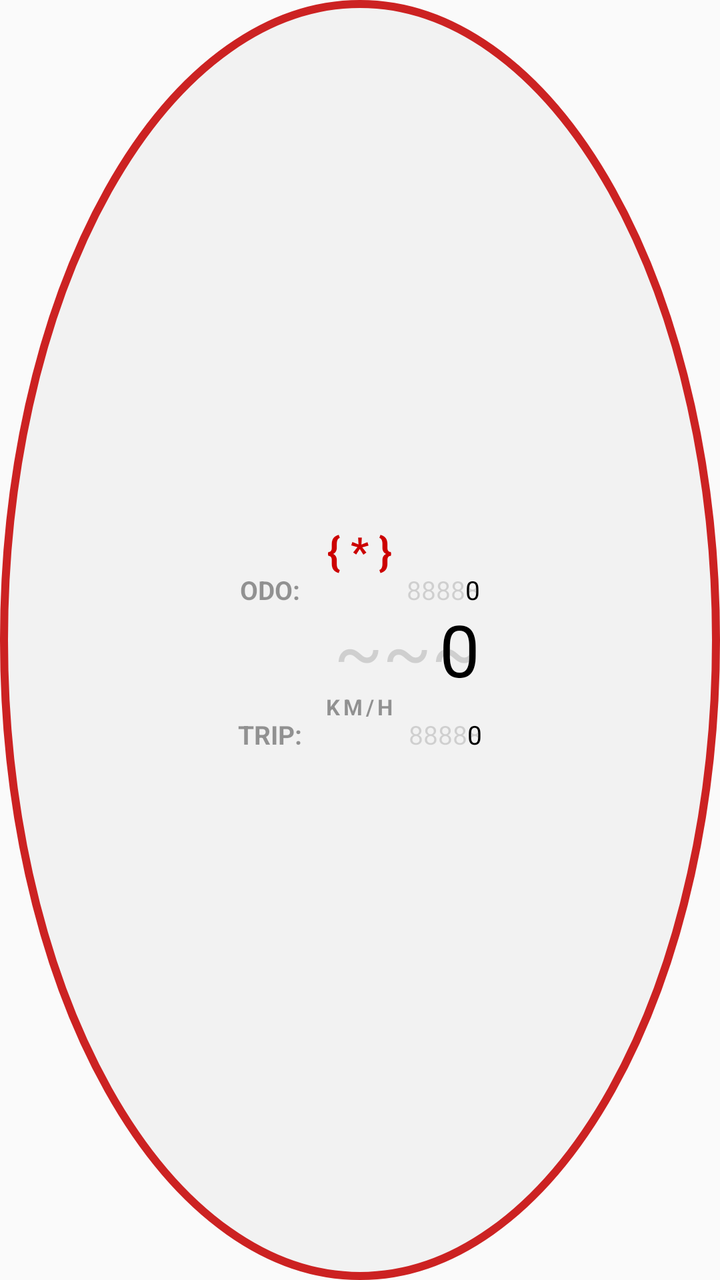
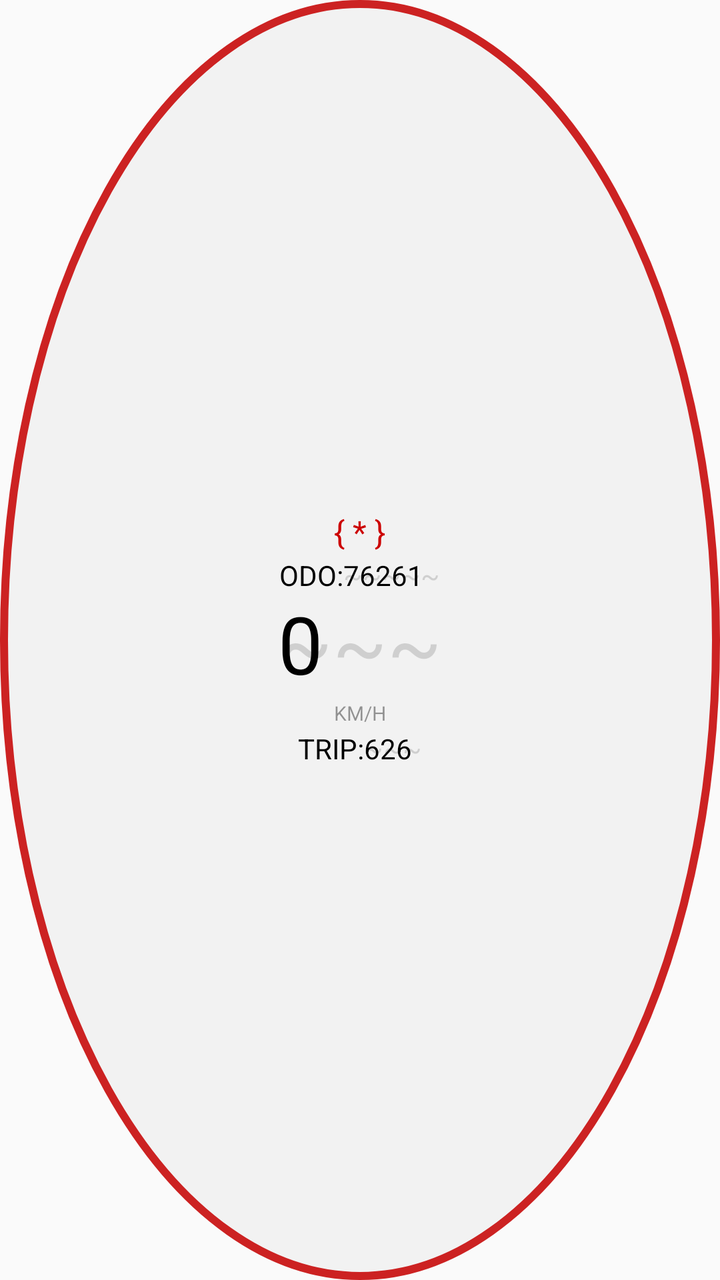

The first picture is an Android layout as it rendered before a commit; the second is the same layout after the commit. The layout source and the unified diff follow.
<!-- AndroidManifest.xml: application theme AppTheme -->
<!-- res/layout/overlay_flowpilot.xml -->
<?xml version="1.0" encoding="utf-8"?>
<FrameLayout xmlns:android="http://schemas.android.com/apk/res/android"
    android:id="@+id/ov_raiz"
    android:layout_width="180dp"
    android:layout_height="180dp"
    android:background="@drawable/ov_hud">

    <LinearLayout
        android:layout_width="wrap_content"
        android:layout_height="wrap_content"
        android:layout_gravity="center"
        android:orientation="vertical"
        android:gravity="center_horizontal">

        
        <TextView
            android:id="@+id/ov_oil_alert"
            android:layout_width="wrap_content"
            android:layout_height="wrap_content"
            android:text="{ * }"
            android:textSize="20sp"
            android:textColor="#CC0000"
            android:textStyle="bold"
            android:includeFontPadding="false" />

        
        <LinearLayout
            android:layout_width="wrap_content"
            android:layout_height="wrap_content"
            android:orientation="horizontal"
            android:gravity="center_vertical">

            <TextView
                android:id="@+id/ov_odo_label"
                android:layout_width="wrap_content"
                android:layout_height="wrap_content"
                android:text="ODO:"
                android:textSize="13sp"
                android:textColor="#66000000"
                android:textStyle="bold"
                android:includeFontPadding="false" />

            <FrameLayout
                android:layout_width="wrap_content"
                android:layout_height="wrap_content">

                <TextView
                    android:id="@+id/ov_odo_mask"
                    android:layout_width="90dp"
                    android:layout_height="wrap_content"
                    android:text="88888"
                    android:textSize="13sp"
                    android:includeFontPadding="false"
                    android:textColor="#25000000"
                    android:gravity="end"
                    android:shadowColor="@android:color/transparent"
                    android:shadowRadius="0" />

                <TextView
                    android:id="@+id/ov_odo"
                    android:layout_width="90dp"
                    android:layout_height="wrap_content"
                    android:text="0"
                    android:textSize="13sp"
                    android:includeFontPadding="false"
                    android:textColor="#000000"
                    android:gravity="end"
                    android:shadowColor="@android:color/transparent"
                    android:shadowRadius="0" />
            </FrameLayout>
        </LinearLayout>

        
        <FrameLayout
            android:layout_width="wrap_content"
            android:layout_height="wrap_content"
            android:layout_marginTop="2dp">

            <TextView
                android:id="@+id/ov_mask"
                android:layout_width="120dp"
                android:layout_height="wrap_content"
                android:text="~~~"
                android:textSize="36sp"
                android:includeFontPadding="false"
                android:textColor="#25000000"
                android:gravity="end"
                android:shadowColor="@android:color/transparent"
                android:shadowRadius="0" />

            <TextView
                android:id="@+id/ov_vel"
                android:layout_width="120dp"
                android:layout_height="wrap_content"
                android:text="0"
                android:textSize="36sp"
                android:includeFontPadding="false"
                android:textColor="#000000"
                android:gravity="end"
                android:shadowColor="@android:color/transparent"
                android:shadowRadius="0" />
        </FrameLayout>

        
        <TextView
            android:id="@+id/ov_unit"
            android:layout_width="wrap_content"
            android:layout_height="wrap_content"
            android:text="KM/H"
            android:textSize="11sp"
            android:textColor="#66000000"
            android:textStyle="bold"
            android:letterSpacing="0.15"
            android:includeFontPadding="false" />

        
        <LinearLayout
            android:layout_width="wrap_content"
            android:layout_height="wrap_content"
            android:orientation="horizontal"
            android:gravity="center_vertical">

            <TextView
                android:id="@+id/ov_trip_label"
                android:layout_width="wrap_content"
                android:layout_height="wrap_content"
                android:text="TRIP:"
                android:textSize="13sp"
                android:textColor="#66000000"
                android:textStyle="bold"
                android:includeFontPadding="false" />

            <FrameLayout
                android:layout_width="wrap_content"
                android:layout_height="wrap_content">

                <TextView
                    android:id="@+id/ov_trip_mask"
                    android:layout_width="90dp"
                    android:layout_height="wrap_content"
                    android:text="88888"
                    android:textSize="13sp"
                    android:includeFontPadding="false"
                    android:textColor="#25000000"
                    android:gravity="end"
                    android:shadowColor="@android:color/transparent"
                    android:shadowRadius="0" />

                <TextView
                    android:id="@+id/ov_trip"
                    android:layout_width="90dp"
                    android:layout_height="wrap_content"
                    android:text="0"
                    android:textSize="13sp"
                    android:includeFontPadding="false"
                    android:textColor="#000000"
                    android:gravity="end"
                    android:shadowColor="@android:color/transparent"
                    android:shadowRadius="0" />
            </FrameLayout>
        </LinearLayout>
    </LinearLayout>
</FrameLayout>
<!-- resources referenced by this layout -->
<resources>
  <!-- drawable ov_hud (drawable) -->
  <?xml version="1.0" encoding="utf-8"?>
  <shape xmlns:android="http://schemas.android.com/apk/res/android"
      android:shape="oval">
      <solid android:color="#F2F2F2" />
      <stroke
          android:width="4dp"
          android:color="#CC2222" />
  </shape>
  <style name="AppTheme" parent="Theme.AppCompat.Light.DarkActionBar">
          
          <item name="colorPrimary">@color/colorPrimary</item>
          <item name="colorPrimaryDark">@color/colorPrimaryDark</item>
          <item name="colorAccent">@color/colorAccent</item>
      </style>
</resources>

<!-- the commit's change to res/layout/overlay_flowpilot.xml (unified diff, before → after) -->
@@ -10,90 +10,80 @@
         android:layout_height="wrap_content"
         android:layout_gravity="center"
         android:orientation="vertical"
-        android:gravity="center_horizontal">
+        android:gravity="center_horizontal"
+        android:paddingTop="6dp"
+        android:paddingBottom="6dp">
 
         
         <TextView
             android:id="@+id/ov_oil_alert"
             android:layout_width="wrap_content"
             android:layout_height="wrap_content"
+            android:layout_marginBottom="4dp"
             android:text="{ * }"
-            android:textSize="20sp"
-            android:textColor="#CC0000"
-            android:textStyle="bold"
-            android:includeFontPadding="false" />
-
-        
-        <LinearLayout
-            android:layout_width="wrap_content"
-            android:layout_height="wrap_content"
-            android:orientation="horizontal"
-            android:gravity="center_vertical">
-
-            <TextView
-                android:id="@+id/ov_odo_label"
-                android:layout_width="wrap_content"
-                android:layout_height="wrap_content"
-                android:text="ODO:"
-                android:textSize="13sp"
-                android:textColor="#66000000"
-                android:textStyle="bold"
-                android:includeFontPadding="false" />
-
-            <FrameLayout
-                android:layout_width="wrap_content"
-                android:layout_height="wrap_content">
-
-                <TextView
-                    android:id="@+id/ov_odo_mask"
-                    android:layout_width="90dp"
-                    android:layout_height="wrap_content"
-                    android:text="88888"
-                    android:textSize="13sp"
-                    android:includeFontPadding="false"
-                    android:textColor="#25000000"
-                    android:gravity="end"
-                    android:shadowColor="@android:color/transparent"
-                    android:shadowRadius="0" />
-
-                <TextView
-                    android:id="@+id/ov_odo"
-                    android:layout_width="90dp"
-                    android:layout_height="wrap_content"
-                    android:text="0"
-                    android:textSize="13sp"
-                    android:includeFontPadding="false"
-                    android:textColor="#000000"
-                    android:gravity="end"
-                    android:shadowColor="@android:color/transparent"
-                    android:shadowRadius="0" />
-            </FrameLayout>
-        </LinearLayout>
+            android:textSize="16sp"
+            android:includeFontPadding="false"
+            android:textColor="#CC0000" />
 
         
         <FrameLayout
             android:layout_width="wrap_content"
             android:layout_height="wrap_content"
-            android:layout_marginTop="2dp">
+            android:layout_marginBottom="4dp">
 
+            
             <TextView
-                android:id="@+id/ov_mask"
-                android:layout_width="120dp"
+                android:id="@+id/ov_odo_mask"
+                android:layout_width="wrap_content"
                 android:layout_height="wrap_content"
-                android:text="~~~"
-                android:textSize="36sp"
+                android:text="ODO:~~~~~"
+                android:textSize="14sp"
                 android:includeFontPadding="false"
                 android:textColor="#25000000"
                 android:gravity="end"
                 android:shadowColor="@android:color/transparent"
                 android:shadowRadius="0" />
 
+            
+            <TextView
+                android:id="@+id/ov_odo"
+                android:layout_width="wrap_content"
+                android:layout_height="wrap_content"
+                android:text="ODO:76261"
+                android:textSize="14sp"
+                android:includeFontPadding="false"
+                android:textColor="#000000"
+                android:gravity="end"
+                android:shadowColor="@android:color/transparent"
+                android:shadowRadius="0" />
+        </FrameLayout>
+
+        
+        <FrameLayout
+            android:layout_width="wrap_content"
+            android:layout_height="wrap_content"
+            android:layout_marginBottom="2dp">
+
+            
+            <TextView
+                android:id="@+id/ov_mask"
+                android:layout_width="wrap_content"
+                android:layout_height="wrap_content"
+                android:text="~~~"
+                android:textSize="40sp"
+                android:includeFontPadding="false"
+                android:textColor="#25000000"
+                android:gravity="end"
+                android:shadowColor="@android:color/transparent"
+                android:shadowRadius="0" />
+
+            
             <TextView
                 android:id="@+id/ov_vel"
-                android:layout_width="120dp"
+                android:layout_width="wrap_content"
                 android:layout_height="wrap_content"
                 android:text="0"
-                android:textSize="36sp"
+                android:textSize="40sp"
                 android:includeFontPadding="false"
                 android:textColor="#000000"
                 android:gravity="end"
@@ -106,58 +96,43 @@
             android:id="@+id/ov_unit"
             android:layout_width="wrap_content"
             android:layout_height="wrap_content"
+            android:layout_marginBottom="4dp"
+            android:layout_marginTop="2dp"
             android:text="KM/H"
-            android:textSize="11sp"
-            android:textColor="#66000000"
-            android:textStyle="bold"
-            android:letterSpacing="0.15"
-            android:includeFontPadding="false" />
+            android:textSize="10sp"
+            android:includeFontPadding="false"
+            android:textColor="#66000000" />
 
         
-        <LinearLayout
+        <FrameLayout
             android:layout_width="wrap_content"
-            android:layout_height="wrap_content"
-            android:orientation="horizontal"
-            android:gravity="center_vertical">
+            android:layout_height="wrap_content">
 
+            
             <TextView
-                android:id="@+id/ov_trip_label"
+                android:id="@+id/ov_trip_mask"
                 android:layout_width="wrap_content"
                 android:layout_height="wrap_content"
-                android:text="TRIP:"
-                android:textSize="13sp"
-                android:textColor="#66000000"
-                android:textStyle="bold"
-                android:includeFontPadding="false" />
+                android:text="TRIP:~~~"
+                android:textSize="14sp"
+                android:includeFontPadding="false"
+                android:textColor="#25000000"
+                android:gravity="end"
+                android:shadowColor="@android:color/transparent"
+                android:shadowRadius="0" />
 
-            <FrameLayout
+            
+            <TextView
+                android:id="@+id/ov_trip"
                 android:layout_width="wrap_content"
-                android:layout_height="wrap_content">
-
-                <TextView
-                    android:id="@+id/ov_trip_mask"
-                    android:layout_width="90dp"
-                    android:layout_height="wrap_content"
-                    android:text="88888"
-                    android:textSize="13sp"
-                    android:includeFontPadding="false"
-                    android:textColor="#25000000"
-                    android:gravity="end"
-                    android:shadowColor="@android:color/transparent"
-                    android:shadowRadius="0" />
-
-                <TextView
-                    android:id="@+id/ov_trip"
-                    android:layout_width="90dp"
-                    android:layout_height="wrap_content"
-                    android:text="0"
-                    android:textSize="13sp"
-                    android:includeFontPadding="false"
-                    android:textColor="#000000"
-                    android:gravity="end"
-                    android:shadowColor="@android:color/transparent"
-                    android:shadowRadius="0" />
-            </FrameLayout>
-        </LinearLayout>
+                android:layout_height="wrap_content"
+                android:text="TRIP:626"
+                android:textSize="14sp"
+                android:includeFontPadding="false"
+                android:textColor="#000000"
+                android:gravity="end"
+                android:shadowColor="@android:color/transparent"
+                android:shadowRadius="0" />
+        </FrameLayout>
     </LinearLayout>
 </FrameLayout>
